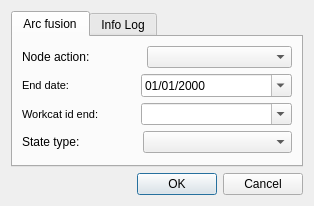
Above: core/ui/toolbars/edit/arc_fusion.ui from Giswater/giswater_qgis_plugin before the change. Below: the same form after it.
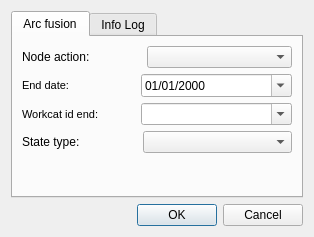
That is the form after the change.

Commit message: Fix: Manage transaltion dialogs

The edit to the form file:
```diff
--- a/core/ui/toolbars/edit/arc_fusion.ui
+++ b/core/ui/toolbars/edit/arc_fusion.ui
@@ -7,7 +7,7 @@
     <x>0</x>
     <y>0</y>
     <width>314</width>
-    <height>206</height>
+    <height>237</height>
    </rect>
   </property>
   <property name="windowTitle">
```
Left out of the diff: 8 changed lines with no effect on the pictures. The commit also changes 4 other files.
